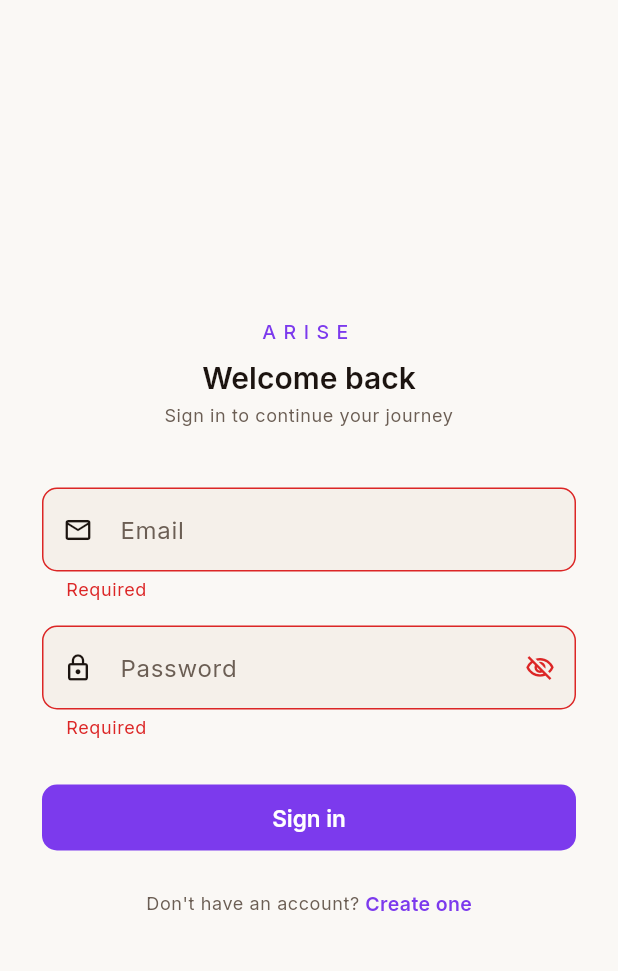
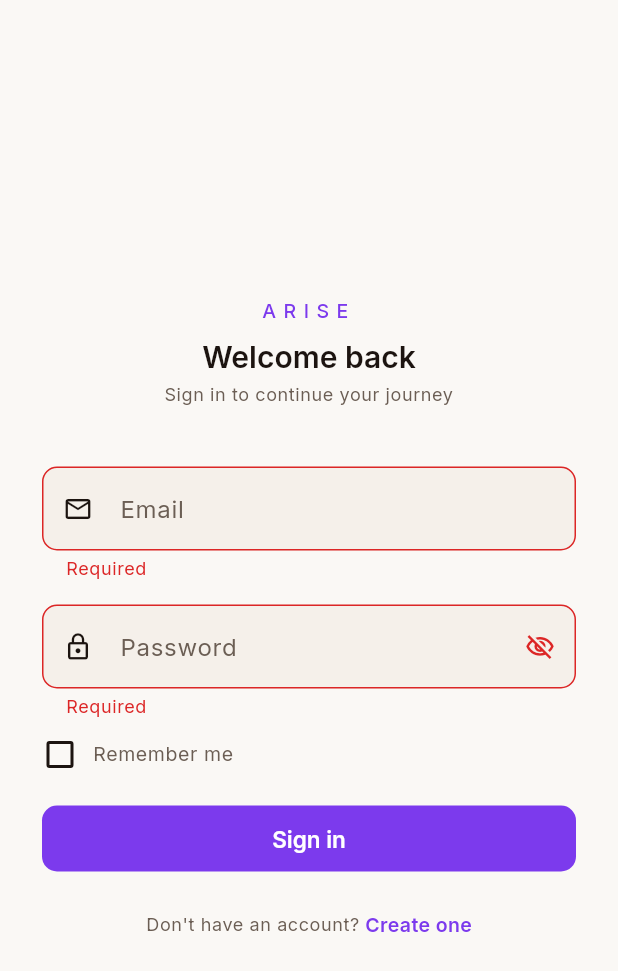
Before and after one commit to mitochondria-28/Arise, a Flutter app: the screen it shows after launch, after a tap on "Sign in", on a phone screen of 412 x 824 dp. Shown: the top 971 px of the screen. Run offline on Flutter 3.47's test engine with Material 3 defaults, Android fonts, the phone set to English and light mode, and no system bars; our stand-ins replace dio, flutter_animate, flutter_riverpod, flutter_secure_storage, go_router, google_fonts and 1 more.

Commit message:
feat: add remember-me, background token refresh, and router cleanup
- Auth provider now fires token refresh in the background via unawaited()
  so authInitProvider resolves instantly and the router navigates to
  dashboard without waiting for network
- Login screen persists email via SharedPreferences when Remember Me is
  enabled, restoring it on next launch
- Router GoRoute and _AppShell tab formatting aligned to dart format style

Co-Authored-By: Claude Sonnet 4.6 <noreply@anthropic.com>
Claude-Session: https://claude.ai/code/session_01N3C6ytC6zWmWy66cU2mSJs

```diff
--- a/mobile/lib/core/auth/auth_provider.dart
+++ b/mobile/lib/core/auth/auth_provider.dart
@@ -1,3 +1,4 @@
+import 'dart:async';
 import 'dart:convert';
 import 'package:flutter_riverpod/flutter_riverpod.dart';
 import 'auth_repository.dart';
@@ -26,12 +27,20 @@ class AuthNotifier extends Notifier<AuthState> {
       return;
     }
 
-    // Restore session immediately from local storage so the user never sees
-    // the login screen just because the network is slow or unavailable.
+    // Mark authenticated immediately from local storage — the user must never
+    // land on the login screen just because the network is slow or the backend
+    // hasn't started yet.
     final cachedEmail = await storage.getEmail();
     state = AuthState(status: AuthStatus.authenticated, email: cachedEmail);
 
-    // Silently exchange the refresh token for a fresh pair in the background.
+    // Fire-and-forget: refresh tokens in the true background so authInitProvider
+    // completes instantly and the router can navigate to the dashboard right away.
+    // The auth interceptor handles the missing access token on the first API call.
+    unawaited(_backgroundTokenRefresh(storage, refreshToken, cachedEmail));
+  }
+
+  Future<void> _backgroundTokenRefresh(
+      AuthStorage storage, String refreshToken, String? cachedEmail) async {
     try {
       final tokens =
           await ref.read(authRepositoryProvider).refresh(refreshToken);
@@ -39,18 +48,19 @@ class AuthNotifier extends Notifier<AuthState> {
       await storage.saveRefreshToken(tokens.refreshToken);
       final freshEmail = _decodeEmail(tokens.accessToken);
       if (freshEmail != null) await storage.saveEmail(freshEmail);
-      state = AuthState(
-        status: AuthStatus.authenticated,
-        email: freshEmail ?? cachedEmail,
-      );
+      if (state.isAuthenticated) {
+        state = AuthState(
+          status: AuthStatus.authenticated,
+          email: freshEmail ?? cachedEmail,
+        );
+      }
     } on UnauthorizedException catch (_) {
-      // Backend explicitly rejected the token — force re-login.
+      // Backend explicitly rejected the refresh token — force re-login.
       await storage.clearAll();
       state = const AuthState(status: AuthStatus.unauthenticated);
     } catch (_) {
-      // Transient error (network down, server unreachable) — user stays
-      // authenticated with the cached session until their access token expires,
-      // at which point the auth interceptor will retry silentRefresh.
+      // Transient network error — keep the cached session alive.
+      // The access token will be fetched on the first API call via silentRefresh.
     }
   }
 
@@ -107,9 +117,14 @@ class AuthNotifier extends Notifier<AuthState> {
       storage.cacheAccessToken(tokens.accessToken);
       await storage.saveRefreshToken(tokens.refreshToken);
       return tokens.accessToken;
-    } catch (_) {
+    } on UnauthorizedException catch (_) {
+      // Backend explicitly rejected the token — clear session and force re-login.
       await storage.clearAll();
       state = const AuthState(status: AuthStatus.unauthenticated);
+      return null;
+    } catch (_) {
+      // Transient network error — return null so the API call fails gracefully
+      // without logging the user out of a perfectly valid session.
       return null;
     }
   }
--- a/mobile/lib/features/auth/login_screen.dart
+++ b/mobile/lib/features/auth/login_screen.dart
@@ -1,8 +1,13 @@
 import 'package:flutter/material.dart';
 import 'package:flutter_riverpod/flutter_riverpod.dart';
 import 'package:go_router/go_router.dart';
+import 'package:shared_preferences/shared_preferences.dart';
 import '../../core/auth/auth_provider.dart';
+import '../../core/auth/auth_state.dart';
 import '../../shared/widgets/arise_button.dart';
+
+const _kRememberMe = 'arise_remember_me';
+const _kSavedEmail = 'arise_saved_email';
 
 class LoginScreen extends ConsumerStatefulWidget {
   const LoginScreen({super.key});
@@ -17,6 +22,27 @@ class _LoginScreenState extends ConsumerState<LoginScreen> {
   final _passCtrl = TextEditingController();
   bool _obscure = true;
   bool _loading = false;
+  bool _rememberMe = false;
+
+  @override
+  void initState() {
+    super.initState();
+    _loadSavedCredentials();
+  }
+
+  Future<void> _loadSavedCredentials() async {
+    final prefs = await SharedPreferences.getInstance();
+    final remember = prefs.getBool(_kRememberMe) ?? false;
+    if (remember) {
+      final savedEmail = prefs.getString(_kSavedEmail) ?? '';
+      if (mounted) {
+        setState(() {
+          _rememberMe = true;
+          _emailCtrl.text = savedEmail;
+        });
+      }
+    }
+  }
 
   @override
   void dispose() {
@@ -32,6 +58,16 @@ class _LoginScreenState extends ConsumerState<LoginScreen> {
       await ref
           .read(authProvider.notifier)
           .login(_emailCtrl.text.trim(), _passCtrl.text);
+      if (ref.read(authProvider).status == AuthStatus.authenticated) {
+        final prefs = await SharedPreferences.getInstance();
+        if (_rememberMe) {
+          await prefs.setBool(_kRememberMe, true);
+          await prefs.setString(_kSavedEmail, _emailCtrl.text.trim());
+        } else {
+          await prefs.remove(_kRememberMe);
+          await prefs.remove(_kSavedEmail);
+        }
+      }
     } finally {
       if (mounted) setState(() => _loading = false);
     }
@@ -138,7 +174,35 @@ class _LoginScreenState extends ConsumerState<LoginScreen> {
                         return null;
                       },
                     ),
-                    const SizedBox(height: 28),
+                    const SizedBox(height: 12),
+                    Row(
+                      children: [
+                        SizedBox(
+                          width: 24,
+                          height: 24,
+                          child: Checkbox(
+                            value: _rememberMe,
+                            onChanged: (v) =>
+                                setState(() => _rememberMe = v ?? false),
+                            materialTapTargetSize:
+                                MaterialTapTargetSize.shrinkWrap,
+                          ),
+                        ),
+                        const SizedBox(width: 10),
+                        GestureDetector(
+                          onTap: () =>
+                              setState(() => _rememberMe = !_rememberMe),
+                          child: Text(
+                            'Remember me',
+                            style: Theme.of(context)
+                                .textTheme
+                                .bodySmall
+                                ?.copyWith(fontSize: 13),
+                          ),
+                        ),
+                      ],
+                    ),
+                    const SizedBox(height: 20),
                     AriseButton(
                       label: 'Sign in',
                       loading: isLoading,
```
Also changed, not shown: mobile/lib/core/routing/router.dart (+24 -17 lines).
